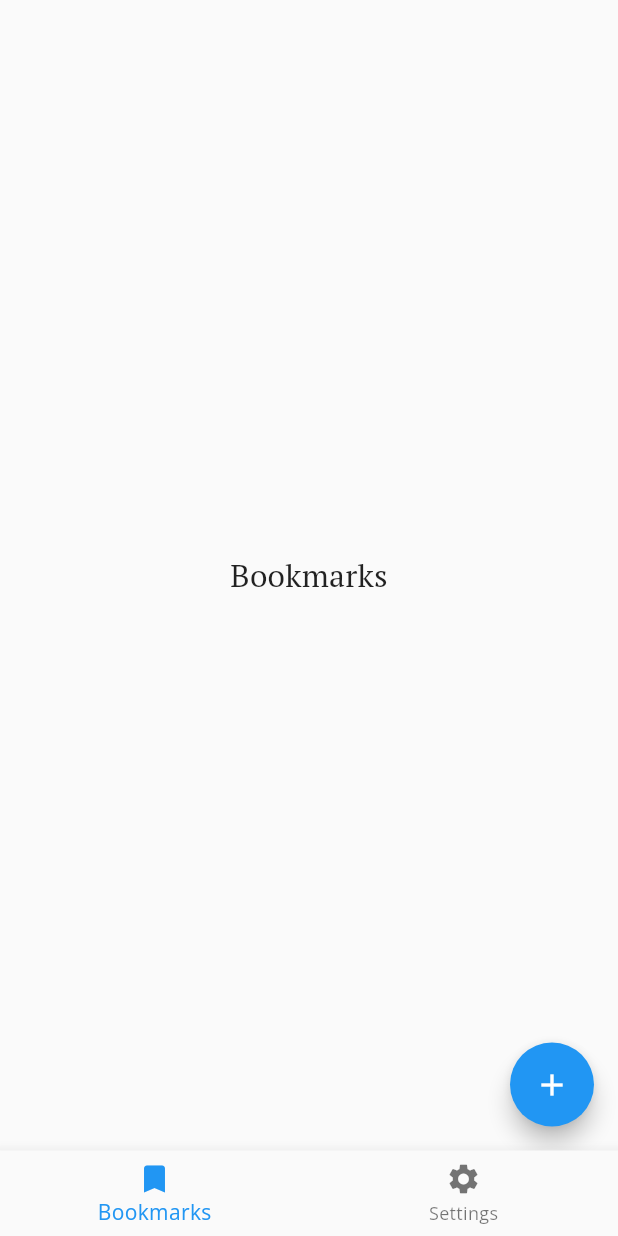
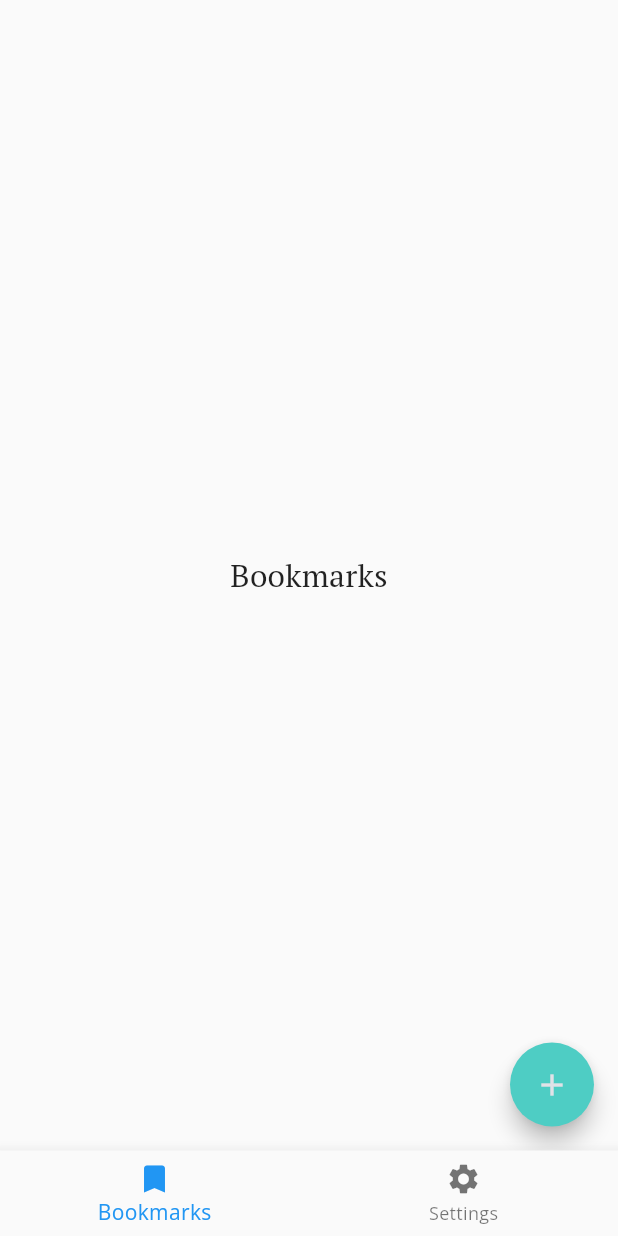
Before and after one commit to marcaureln/meditations, a Flutter app: the screen it shows after launch, on a phone screen of 412 x 824 dp. Run offline on Flutter 3.47's test engine with Material 2 defaults, Android fonts, the phone set to English and light mode, and no system bars; our stand-ins replace google_fonts.

Commit message:
color theme set

```diff
--- a/lib/views/bookmarks.dart
+++ b/lib/views/bookmarks.dart
@@ -7,15 +7,21 @@ class Bookmarks extends StatefulWidget {
 class _BookmarksState extends State<Bookmarks> {
   @override
   Widget build(BuildContext context) {
+    ThemeData _theme = Theme.of(context);
+    TextTheme _textTheme = Theme.of(context).textTheme;
+
     return Scaffold(
       body: Center(
         child: Text(
           'Bookmarks',
-          style: Theme.of(context).textTheme.headline6,
+          style: _textTheme.headline6,
         ),
       ),
       floatingActionButton: FloatingActionButton(
-        child: Icon(Icons.add),
+        child: Icon(
+          Icons.add,
+          color: _theme.backgroundColor,
+        ),
         onPressed: addQuote,
       ),
     );
--- a/lib/widgets/app.dart
+++ b/lib/widgets/app.dart
@@ -14,7 +14,12 @@ class MyApp extends StatelessWidget {
       routes: {
         '/': (context) => MyHome(),
       },
-      theme: ThemeData(textTheme: myTextTheme),
+      theme: ThemeData(
+          primaryColor: Color(0xff4ecdc4),
+          accentColor: Color(0xff4ecdc4),
+          backgroundColor: Color(0xffe1e2e7),
+          buttonColor: Color(0xff555b69),
+          textTheme: myTextTheme),
     );
   }
 }
```
